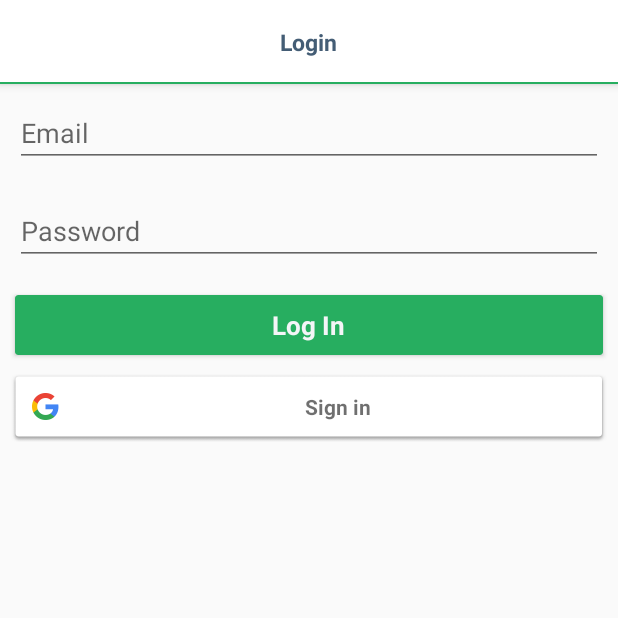
After one commit to clipcodes/tokonu, an Android app: the fragment Loader placed in its activity, on a phone screen of 412 x 824 dp, the top half of it. The commit adds this screen. Run offline under Robolectric (Android 15) with nearby library versions, the phone set to English and light mode, and no system bars; our stand-ins replace Firebase (no records; nobody signed in at launch, a user with empty details on screens opened directly), FlexboxLayout, Volley.

Commit message:
13/02/20

```diff
--- a/app/src/main/AndroidManifest.xml
+++ b/app/src/main/AndroidManifest.xml
@@ -53,9 +53,6 @@
         <activity android:name=".Page.Checkout"
             android:screenOrientation="portrait"
             android:theme="@style/AppTheme.NoActionBar"/>
-        <activity android:name=".Page.EditProfile"
-            android:screenOrientation="portrait"
-            android:theme="@style/AppTheme.NoActionBar"/>
         <activity android:name=".Page.DetailPayment"
             android:screenOrientation="portrait"
             android:theme="@style/AppTheme.NoActionBar"/>
--- a/app/src/main/java/nu/toko/Fragment/Account.java
+++ b/app/src/main/java/nu/toko/Fragment/Account.java
@@ -6,21 +6,18 @@ import android.view.LayoutInflater;
 import android.view.View;
 import android.view.ViewGroup;
 import android.widget.FrameLayout;
-import android.widget.LinearLayout;
 import android.widget.TextView;
 
 import androidx.annotation.Nullable;
-import androidx.cardview.widget.CardView;
 import androidx.fragment.app.Fragment;
 
+import com.google.firebase.auth.FirebaseAuth;
 import com.google.firebase.messaging.FirebaseMessaging;
 
 import nu.toko.Dialog.DialogLogout;
-import nu.toko.Model.UserMitra;
 import nu.toko.Page.Bantuan;
 import nu.toko.Page.CartOrder;
 import nu.toko.Page.Chats;
-import nu.toko.Page.EditProfile;
 import nu.toko.Page.Login;
 import nu.toko.Page.UserSetting;
 import nu.toko.R;
@@ -93,6 +90,7 @@ public class Account extends Fragment {
                         @Override
                         public void trigerbos() {
                             UserPrefs.setLogin(getActivity(), false);
+                            if (FirebaseAuth.getInstance().getCurrentUser()!=null)FirebaseAuth.getInstance().signOut();
                             FirebaseMessaging.getInstance().unsubscribeFromTopic("user"+ UserPrefs.getId(getActivity()));
                             Intent i = new Intent(getActivity(), Login.class);
                             i.setFlags(Intent.FLAG_ACTIVITY_NEW_TASK | Intent.FLAG_ACTIVITY_CLEAR_TOP);
--- a/app/src/main/java/nu/toko/Fragment/Home.java
+++ b/app/src/main/java/nu/toko/Fragment/Home.java
@@ -16,6 +16,7 @@ import androidx.fragment.app.Fragment;
 import androidx.recyclerview.widget.GridLayoutManager;
 import androidx.recyclerview.widget.LinearLayoutManager;
 import androidx.recyclerview.widget.RecyclerView;
+//import androidx.swiperefreshlayout.widget.SwipeRefreshLayout;
 import androidx.swiperefreshlayout.widget.SwipeRefreshLayout;
 import androidx.viewpager.widget.ViewPager;
 
--- /dev/null
+++ b/app/src/main/java/nu/toko/Fragment/Loader.java
@@ -0,0 +1,44 @@
+package nu.toko.Fragment;
+
+import android.app.Activity;
+import android.content.Intent;
+import android.os.Bundle;
+import android.util.Log;
+import android.view.LayoutInflater;
+import android.view.View;
+import android.view.ViewGroup;
+import android.widget.EditText;
+import android.widget.ProgressBar;
+import android.widget.TextView;
+
+import androidx.cardview.widget.CardView;
+import androidx.fragment.app.Fragment;
+
+import com.android.volley.RequestQueue;
+import com.android.volley.Response;
+import com.android.volley.toolbox.Volley;
+import com.google.android.gms.common.SignInButton;
+import com.google.firebase.messaging.FirebaseMessaging;
+
+import org.json.JSONException;
+import org.json.JSONObject;
+
+import nu.toko.MainActivity;
+import nu.toko.R;
+import nu.toko.Reqs.UserReqs;
+import nu.toko.Utils.UserPrefs;
+
+import static nu.toko.Utils.Staticvar.USER_LOGIN;
+
+public class Loader extends Fragment {
+
+    public Loader() {
+    }
+
+    @Override
+    public View onCreateView(LayoutInflater inflater, ViewGroup container,
+                             Bundle savedInstanceState) {
+        return inflater.inflate(R.layout.users_signin, container, false);
+    }
+
+}
--- a/app/src/main/java/nu/toko/Fragment/SignIn.java
+++ b/app/src/main/java/nu/toko/Fragment/SignIn.java
@@ -1,5 +1,6 @@
 package nu.toko.Fragment;
 
+import android.app.Activity;
 import android.content.Intent;
 import android.os.Bundle;
 import android.util.Log;
@@ -16,6 +17,7 @@ import androidx.fragment.app.Fragment;
 import com.android.volley.RequestQueue;
 import com.android.volley.Response;
 import com.android.volley.toolbox.Volley;
+import com.google.android.gms.common.SignInButton;
 import com.google.firebase.messaging.FirebaseMessaging;
 
 import org.json.JSONException;
@@ -46,6 +48,8 @@ public class SignIn extends Fragment {
     TextView gotex;
     ProgressBar progress;
     RequestQueue requestQueue;
+    KirimData kirimData;
+    SignInButton google;
 
     public SignIn() {
     }
@@ -81,12 +85,20 @@ public class SignIn extends Fragment {
 
     void init(View view){
         requestQueue = Volley.newRequestQueue(getActivity());
+        google = view.findViewById(R.id.google);
         email = view.findViewById(R.id.email);
         pass = view.findViewById(R.id.password);
         login = view.findViewById(R.id.login);
         progress = view.findViewById(R.id.progress);
         gotex = view.findViewById(R.id.gotex);
         err = view.findViewById(R.id.err);
+
+        google.setOnClickListener(new View.OnClickListener() {
+            @Override
+            public void onClick(View view) {
+                kirimData.trigerhome();
+            }
+        });
     }
 
     void go(boolean go){
@@ -135,4 +147,26 @@ public class SignIn extends Fragment {
             }
         }
     };
+
+    public interface KirimData{
+        void trigerhome();
+    }
+
+    @Override
+    public void onAttach(Activity activity) {
+        super.onAttach(activity);
+
+        try {
+            kirimData = (KirimData) activity;
+        } catch (ClassCastException e) {
+            throw new ClassCastException(activity.toString()
+                    + " must implement TextClicked");
+        }
+    }
+
+    @Override
+    public void onDetach() {
+        kirimData = null;
+        super.onDetach();
+    }
 }
--- a/app/src/main/res/layout/users_signin.xml
+++ b/app/src/main/res/layout/users_signin.xml
@@ -52,6 +52,14 @@
                 android:visibility="invisible"
                 android:layout_height="25dp"/>
         </androidx.cardview.widget.CardView>
+
+        <com.google.android.gms.common.SignInButton
+            android:layout_width="match_parent"
+            android:layout_marginStart="6dp"
+            android:layout_marginEnd="6dp"
+            android:id="@+id/google"
+            android:layout_marginBottom="5dp"
+            android:layout_height="wrap_content"/>
         <TextView
             android:layout_width="wrap_content"
             android:text=""
--- a/app/src/main/res/layout/users_signup.xml
+++ b/app/src/main/res/layout/users_signup.xml
@@ -137,6 +137,7 @@
                 android:visibility="invisible"
                 android:layout_height="25dp"/>
         </androidx.cardview.widget.CardView>
+
         <TextView
             android:layout_width="wrap_content"
             android:text=""
```
Also changed, not shown: app/build.gradle (+6 -4 lines), app/src/main/java/nu/toko/Fragment/SignUp.java (+24 -0 lines), app/src/main/java/nu/toko/Page/EditProfile.java (deleted, +0 -17 lines), app/src/main/java/nu/toko/Page/Login.java (+159 -2 lines), app/src/main/java/nu/toko/Page/UserSetting.java (+16 -0 lines), app/src/main/res/layout/loader.xml (added, +22 -0 lines).
